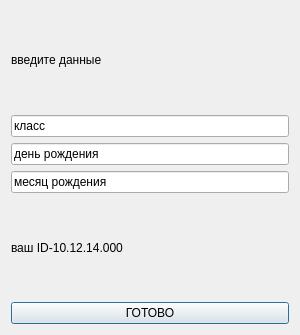
Qt form add_new_student/new_student.ui (Plusers/ASL) before a commit.
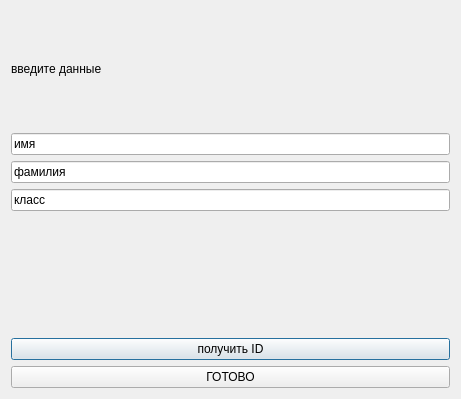
The same form after that commit.

Patch:
```diff
--- a/add_new_student/new_student.ui
+++ b/add_new_student/new_student.ui
@@ -6,8 +6,8 @@
    <rect>
     <x>0</x>
     <y>0</y>
-    <width>300</width>
-    <height>335</height>
+    <width>461</width>
+    <height>399</height>
    </rect>
   </property>
   <property name="windowTitle">
@@ -24,33 +24,40 @@
    <item>
     <widget class="QLineEdit" name="form">
      <property name="text">
-      <string>класс</string>
+      <string>имя</string>
      </property>
     </widget>
    </item>
    <item>
     <widget class="QLineEdit" name="dateofbirth">
      <property name="text">
-      <string>день рождения</string>
+      <string>фамилия</string>
      </property>
     </widget>
    </item>
    <item>
     <widget class="QLineEdit" name="monthofbirth">
      <property name="text">
-      <string>месяц рождения</string>
+      <string>класс</string>
      </property>
     </widget>
    </item>
    <item>
     <widget class="QLabel" name="label_2">
      <property name="text">
-      <string>ваш ID-10.12.14.000</string>
+      <string/>
      </property>
     </widget>
    </item>
    <item>
     <widget class="QPushButton" name="pushButton">
+     <property name="text">
+      <string>получить ID</string>
+     </property>
+    </widget>
+   </item>
+   <item>
+    <widget class="QPushButton" name="pushButton_3">
      <property name="text">
       <string>ГОТОВО</string>
      </property>
```
